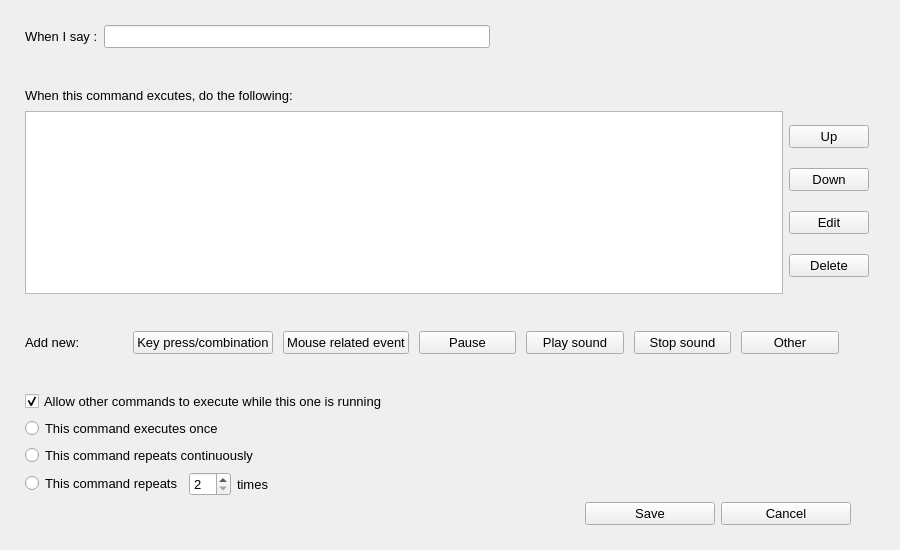
Old version of the form linvam/ui/commandeditwnd.ui in the repository stele95/LinVAM.
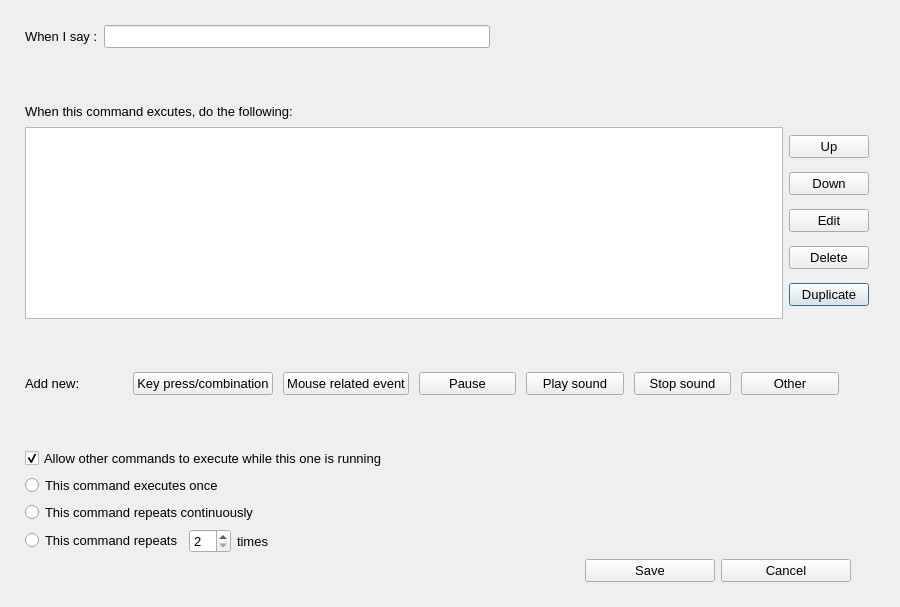
New version of the form.

Commit message:
Add duplicate action button (#55)
* add duplicate button

* handle case when no action is selected

The edit to the form file:
```diff
--- a/linvam/ui/commandeditwnd.ui
+++ b/linvam/ui/commandeditwnd.ui
@@ -7,7 +7,7 @@
     <x>0</x>
     <y>0</y>
     <width>900</width>
-    <height>550</height>
+    <height>607</height>
    </rect>
   </property>
   <property name="font">
@@ -76,6 +76,12 @@
       <layout class="QVBoxLayout" name="verticalLayout_6">
        <item>
         <widget class="QPushButton" name="upBut">
+         <property name="minimumSize">
+          <size>
+           <width>0</width>
+           <height>0</height>
+          </size>
+         </property>
          <property name="text">
           <string>Up</string>
          </property>
@@ -86,6 +92,12 @@
        </item>
        <item>
         <widget class="QPushButton" name="downBut">
+         <property name="minimumSize">
+          <size>
+           <width>0</width>
+           <height>0</height>
+          </size>
+         </property>
          <property name="text">
           <string>Down</string>
          </property>
@@ -96,6 +108,12 @@
        </item>
        <item>
         <widget class="QPushButton" name="editBut">
+         <property name="minimumSize">
+          <size>
+           <width>0</width>
+           <height>0</height>
+          </size>
+         </property>
          <property name="text">
           <string>Edit</string>
          </property>
@@ -106,6 +124,12 @@
        </item>
        <item>
         <widget class="QPushButton" name="deleteBut">
+         <property name="minimumSize">
+          <size>
+           <width>0</width>
+           <height>0</height>
+          </size>
+         </property>
          <property name="text">
           <string>Delete</string>
          </property>
@@ -114,6 +138,19 @@
          </property>
         </widget>
        </item>
+       <item>
+        <widget class="QPushButton" name="duplicateBtn">
+         <property name="minimumSize">
+          <size>
+           <width>0</width>
+           <height>0</height>
+          </size>
+         </property>
+         <property name="text">
+          <string>Duplicate</string>
+         </property>
+        </widget>
+       </item>
       </layout>
      </item>
     </layout>
```
Left out of the diff: 20 changed lines with no effect on the pictures. The commit also changes 2 other files.
